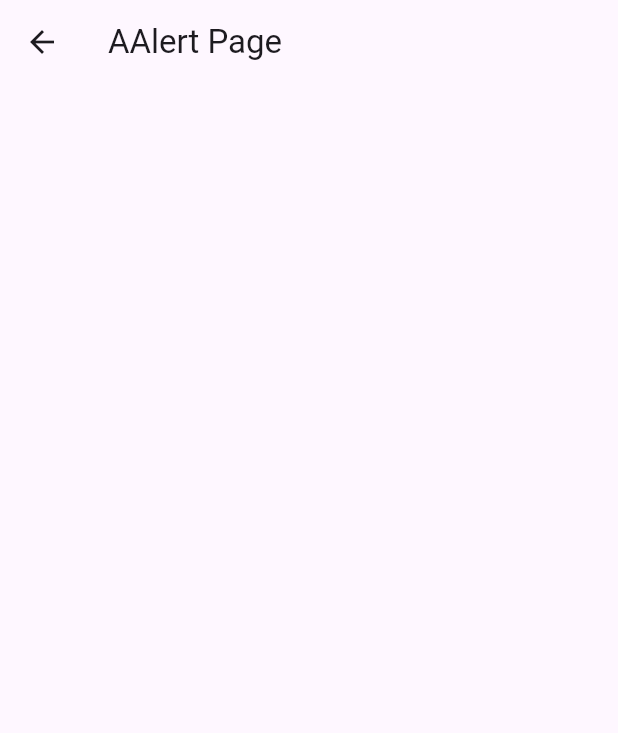
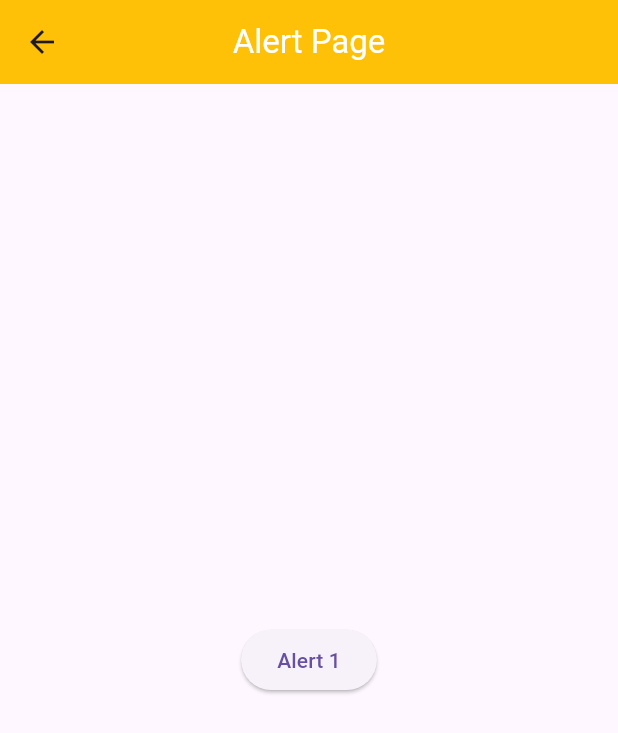
Before and after one commit to 202102187e/app06_componets_20242, a Flutter app: the AlertPage screen opened directly, on a phone screen of 412 x 824 dp. Shown: the top 733 px of the screen. Run offline on Flutter 3.47's test engine with Material 3 defaults, Android fonts, the phone set to English and light mode, and no system bars; our stand-ins replace google_fonts.

Commit message:
alert page

```diff
--- a/lib/main.dart
+++ b/lib/main.dart
@@ -10,6 +10,7 @@ class MyApp extends StatelessWidget {
   Widget build(BuildContext context) {
     return MaterialApp(
       title: 'Material App',
+      debugShowCheckedModeBanner: false,
       home: HomePage(),
     );
   }
--- a/lib/pages/alert_page.dart
+++ b/lib/pages/alert_page.dart
@@ -1,14 +1,27 @@
-
 import 'package:flutter/material.dart';
 
 class AlertPage extends StatelessWidget {
   const AlertPage({super.key});
+  showMyAlert1(BuildContext context) {
+    showDialog(context: context, builder: (BuildContext context){return Text("Alert 1");});
+  }
 
   @override
   Widget build(BuildContext context) {
     return Scaffold(
       appBar: AppBar(
-        title: Text("AAlert Page"),
+        title: const Text(
+          "Alert Page",
+          style: TextStyle(color: Colors.white),
+        ),
+        centerTitle: true,
+        backgroundColor: Colors.amber,
+      ),
+      body: Center(
+        child: Column(
+          mainAxisAlignment: MainAxisAlignment.center,
+          children: [ElevatedButton(onPressed: () {showMyAlert1(context);}, child: Text("Alert 1"))],
+        ),
       ),
     );
   }
```
Also changed, not shown: lib/pages/avatar_Page.dart (+30 -1 lines), assets/images/loading.gif (added).
